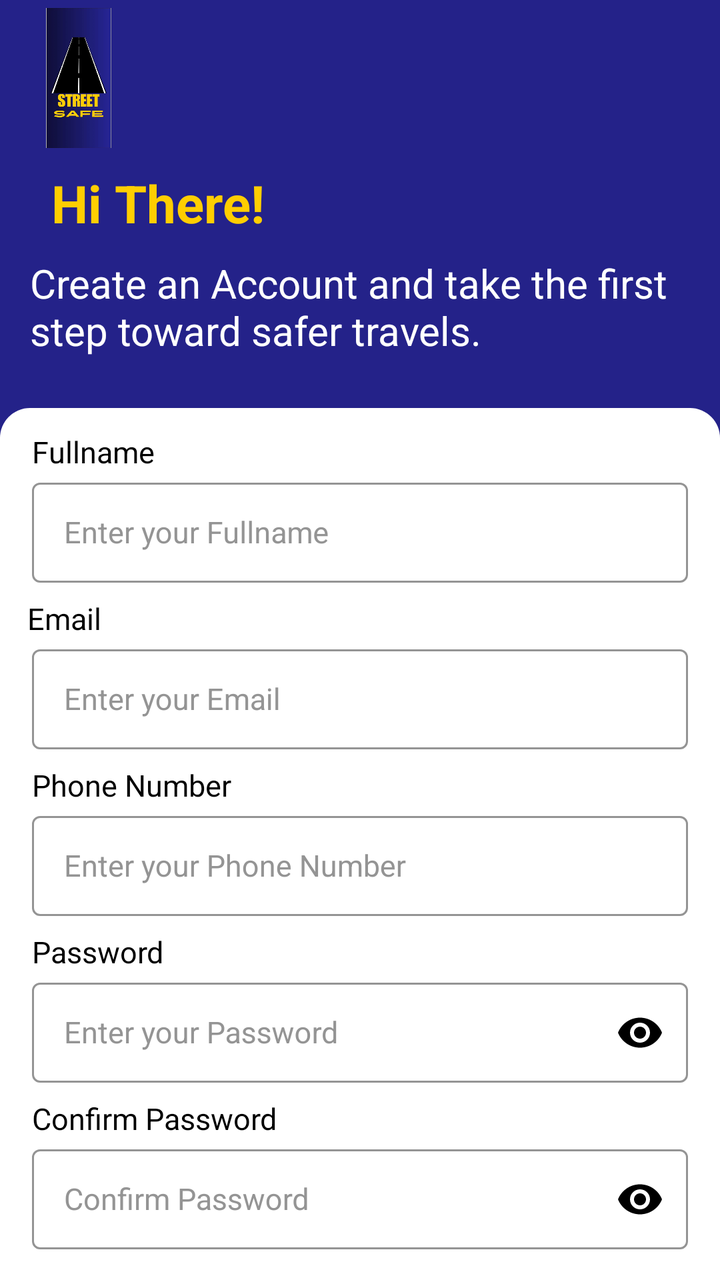
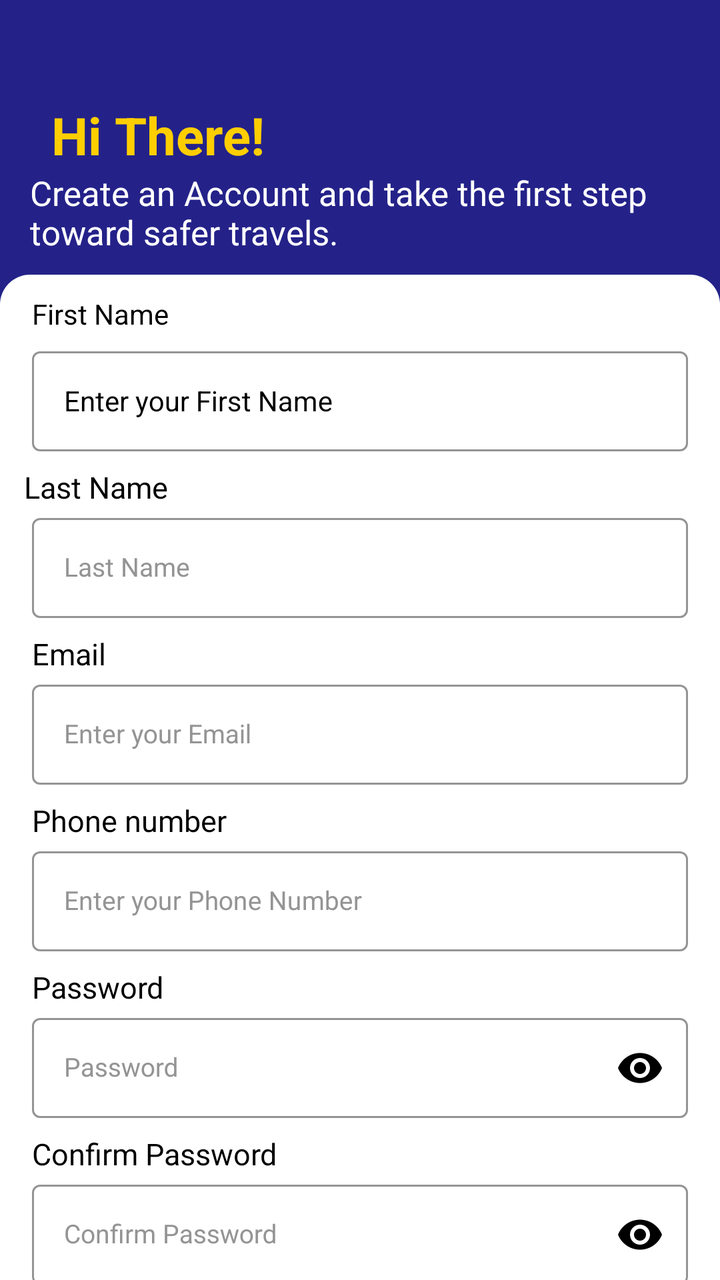

Two renders of the same Android screen: before a commit and after it. Below are the layout's source before the change and the commit's diff.
<!-- AndroidManifest.xml: application theme Theme.Techtonic -->
<!-- res/layout/activity_sign_up.xml -->
<androidx.constraintlayout.widget.ConstraintLayout xmlns:android="http://schemas.android.com/apk/res/android"
    xmlns:app="http://schemas.android.com/apk/res-auto"
    xmlns:tools="http://schemas.android.com/tools"
    android:layout_width="match_parent"
    android:layout_height="match_parent"
    android:orientation="vertical"
    android:background="@color/Blue">



    <ImageView
        android:layout_width="50dp"
        android:layout_height="70dp"
        android:layout_marginTop="4dp"
        android:src="@drawable/logo"
        app:layout_constraintEnd_toEndOf="parent"
        app:layout_constraintHorizontal_bias="0.046"
        app:layout_constraintStart_toStartOf="parent"
        app:layout_constraintTop_toTopOf="parent" />

    <TextView
        android:id="@+id/welcome"
        android:layout_width="wrap_content"
        android:layout_height="wrap_content"
        android:layout_marginTop="84dp"
        android:text="Hi There!"
        android:textColor="#FFCE00"
        android:textSize="26sp"
        android:textStyle="bold"
        app:layout_constraintEnd_toEndOf="parent"
        app:layout_constraintHorizontal_bias="0.101"
        app:layout_constraintStart_toStartOf="parent"
        app:layout_constraintTop_toTopOf="parent"
        tools:ignore="MissingConstraints" />

    <TextView
        android:id="@+id/Create"
        android:layout_width="wrap_content"
        android:layout_height="wrap_content"
        android:layout_marginTop="128dp"
        android:layout_marginHorizontal="15dp"
        android:text="Create an Account and take the first step toward safer travels."
        android:textColor="@color/white"
        android:textSize="20sp"
        app:layout_constraintEnd_toEndOf="parent"
        app:layout_constraintHorizontal_bias="0.0"
        app:layout_constraintStart_toStartOf="parent"
        app:layout_constraintTop_toTopOf="parent" />

    <androidx.constraintlayout.widget.ConstraintLayout
        android:layout_width="match_parent"
        android:layout_height="530dp"
        android:layout_marginTop="204dp"
        android:background="@drawable/roundcorner"
        android:backgroundTint="@color/white"
        app:layout_constraintEnd_toEndOf="parent"
        app:layout_constraintStart_toStartOf="parent"
        app:layout_constraintTop_toTopOf="parent">

        <TextView
            android:id="@+id/fullname"
            android:layout_width="wrap_content"
            android:layout_height="wrap_content"
            android:layout_marginStart="16dp"
            android:fontFamily="sans-serif"
            android:text="Fullname"
            android:textColor="@color/black"
            android:textSize="15sp"
            app:layout_constraintBottom_toTopOf="@+id/fullnameInputLayout"
            app:layout_constraintStart_toStartOf="parent"
            app:layout_constraintTop_toTopOf="parent"
            app:layout_constraintVertical_bias="1.0" />

        <com.google.android.material.textfield.TextInputLayout
            android:id="@+id/fullnameInputLayout"
            style="@style/LoginTextInputOuterFieldStyle"
            android:layout_width="match_parent"
            android:layout_height="wrap_content"
            android:layout_marginHorizontal="16dp"
            android:layout_marginTop="32dp"
            android:textColorHint="#949494"
            app:boxStrokeColor="@color/black"
            app:hintTextColor="@color/black"
            app:layout_constraintEnd_toEndOf="parent"
            app:layout_constraintStart_toStartOf="parent"
            app:layout_constraintTop_toTopOf="parent">

            <com.google.android.material.textfield.TextInputEditText
                android:id="@+id/fullnameEditText"
                style="@style/LoginTextInputInnerFieldStyle"
                android:layout_width="match_parent"
                android:layout_height="50dp"
                android:hint="Enter your Fullname"
                android:inputType="textPersonName"
                android:textColor="@color/black"
                android:textColorHint="@color/black" />
        </com.google.android.material.textfield.TextInputLayout>

        <TextView
            android:id="@+id/email"
            android:layout_width="wrap_content"
            android:layout_height="wrap_content"
            android:fontFamily="sans-serif"
            android:text="Email"
            android:textColor="@color/black"
            android:textSize="15sp"
            app:layout_constraintBottom_toTopOf="@+id/emailInputLayout"
            app:layout_constraintEnd_toEndOf="parent"
            app:layout_constraintHorizontal_bias="0.042"
            app:layout_constraintStart_toStartOf="parent" />

        <com.google.android.material.textfield.TextInputLayout
            android:id="@+id/emailInputLayout"
            style="@style/LoginTextInputOuterFieldStyle"
            android:layout_width="match_parent"
            android:layout_height="wrap_content"
            android:layout_marginHorizontal="16dp"
            android:layout_marginTop="28dp"
            android:textColorHint="#949494"
            app:boxStrokeColor="@color/black"
            app:hintTextColor="@color/black"
            app:layout_constraintEnd_toEndOf="parent"
            app:layout_constraintStart_toStartOf="parent"
            app:layout_constraintTop_toBottomOf="@+id/fullnameInputLayout">

            <com.google.android.material.textfield.TextInputEditText
                android:id="@+id/emailEditText"
                style="@style/LoginTextInputInnerFieldStyle"
                android:layout_width="match_parent"
                android:layout_height="50dp"
                android:hint="Enter your Email"
                android:inputType="textEmailAddress"
                android:textColorHint="@color/black" />
        </com.google.android.material.textfield.TextInputLayout>
        <TextView
            android:id="@+id/phone"
            android:layout_width="wrap_content"
            android:layout_height="wrap_content"
            android:layout_marginStart="16dp"
            android:fontFamily="sans-serif"
            android:text="Phone Number"
            android:textColor="@color/black"
            android:textSize="15sp"
            app:layout_constraintBottom_toTopOf="@+id/phoneInputLayout"
            app:layout_constraintStart_toStartOf="parent"
            app:layout_constraintTop_toBottomOf="@+id/emailInputLayout"
            app:layout_constraintVertical_bias="1.0" />

        <com.google.android.material.textfield.TextInputLayout
            android:id="@+id/phoneInputLayout"
            style="@style/LoginTextInputOuterFieldStyle"
            android:layout_width="match_parent"
            android:layout_height="wrap_content"
            android:layout_marginHorizontal="16dp"
            android:layout_marginTop="28dp"
            android:textColorHint="#949494"
            app:boxStrokeColor="@color/black"
            app:hintTextColor="@color/black"
            app:layout_constraintEnd_toEndOf="parent"
            app:layout_constraintStart_toStartOf="parent"
            app:layout_constraintTop_toBottomOf="@+id/emailInputLayout">

            <com.google.android.material.textfield.TextInputEditText
                android:id="@+id/phoneEditText"
                style="@style/LoginTextInputInnerFieldStyle"
                android:layout_width="match_parent"
                android:layout_height="50dp"
                android:hint="Enter your Phone Number"
                android:inputType="phone"
                android:textColorHint="@color/black" />
        </com.google.android.material.textfield.TextInputLayout>

        <TextView
            android:id="@+id/pass"
            android:layout_width="wrap_content"
            android:layout_height="wrap_content"
            android:layout_marginStart="16dp"
            android:fontFamily="sans-serif"
            android:text="Password"
            android:textColor="@color/black"
            android:textSize="15sp"
            app:layout_constraintBottom_toTopOf="@+id/passInputLayout"
            app:layout_constraintStart_toStartOf="parent"
            app:layout_constraintTop_toBottomOf="@+id/emailInputLayout"
            app:layout_constraintVertical_bias="1.0" />

        <com.google.android.material.textfield.TextInputLayout
            android:id="@+id/passInputLayout"
            style="@style/LoginTextInputOuterFieldStyle"
            android:layout_width="match_parent"
            android:layout_height="wrap_content"
            android:layout_marginHorizontal="16dp"
            android:layout_marginTop="28dp"
            android:textColorHint="#949494"
            app:boxStrokeColor="@color/black"
            app:hintTextColor="@color/black"
            app:layout_constraintEnd_toEndOf="parent"
            app:layout_constraintStart_toStartOf="parent"
            app:layout_constraintTop_toBottomOf="@+id/phoneInputLayout"
            app:passwordToggleEnabled="true"
            app:passwordToggleTint="@color/black">

            <com.google.android.material.textfield.TextInputEditText
                android:id="@+id/passEditText"
                style="@style/LoginTextInputInnerFieldStyle"
                android:layout_width="match_parent"
                android:layout_height="50dp"
                android:hint="Enter your Password"
                android:inputType="textPassword"
                android:textColorHint="@color/black" />
        </com.google.android.material.textfield.TextInputLayout>



        <TextView
            android:id="@+id/conpass"
            android:layout_width="wrap_content"
            android:layout_height="wrap_content"
            android:layout_marginStart="16dp"
            android:fontFamily="sans-serif"
            android:text="Confirm Password"
            android:textColor="@color/black"
            android:textSize="15sp"
            app:layout_constraintBottom_toTopOf="@+id/conpassInputLayout"
            app:layout_constraintStart_toStartOf="parent"
            app:layout_constraintTop_toBottomOf="@+id/emailInputLayout"
            app:layout_constraintVertical_bias="1.0" />

        <com.google.android.material.textfield.TextInputLayout
            android:id="@+id/conpassInputLayout"
            style="@style/LoginTextInputOuterFieldStyle"
            android:layout_width="match_parent"
            android:layout_height="wrap_content"
            android:layout_marginHorizontal="16dp"
            android:layout_marginTop="28dp"
            android:textColorHint="#949494"
            app:boxStrokeColor="@color/black"
            app:hintTextColor="@color/black"
            app:layout_constraintEnd_toEndOf="parent"
            app:layout_constraintStart_toStartOf="parent"
            app:layout_constraintTop_toBottomOf="@+id/passInputLayout"
            app:passwordToggleEnabled="true"
            app:passwordToggleTint="@color/black">

            <com.google.android.material.textfield.TextInputEditText
                android:id="@+id/conpassEditText"
                style="@style/LoginTextInputInnerFieldStyle"
                android:layout_width="match_parent"
                android:layout_height="50dp"
                android:hint="Confirm Password"
                android:inputType="textPassword"
                android:textColorHint="@color/black" />
        </com.google.android.material.textfield.TextInputLayout>


        <Button
            android:id="@+id/registerButton"
            android:layout_width="172dp"
            android:layout_height="46dp"
            android:layout_marginTop="20dp"
            android:text="Sign Up"
            android:textColor="@color/white"
            app:backgroundTint="@color/Blue"
            app:layout_constraintEnd_toEndOf="parent"
            app:layout_constraintHorizontal_bias="0.497"
            app:layout_constraintStart_toStartOf="parent"
            app:layout_constraintTop_toBottomOf="@+id/conpassInputLayout" />

        <TextView
            android:id="@+id/dont"
            android:layout_width="wrap_content"
            android:layout_height="wrap_content"
            android:layout_marginBottom="16dp"
            android:fontFamily="sans-serif"
            android:text="Do you have an account?"
            android:textColor="@color/black"
            android:textSize="15sp"
            android:textStyle="italic"
            app:layout_constraintBottom_toBottomOf="parent"
            app:layout_constraintEnd_toEndOf="parent"
            app:layout_constraintHorizontal_bias="0.381"
            app:layout_constraintStart_toStartOf="parent" />

        <TextView
            android:id="@+id/login"
            android:layout_width="wrap_content"
            android:layout_height="wrap_content"
            android:layout_marginBottom="16dp"
            android:text="Log In"
            android:textColor="@color/Blue"
            android:textSize="15sp"
            android:textStyle="italic"
            app:layout_constraintBottom_toBottomOf="parent"
            app:layout_constraintEnd_toEndOf="parent"
            app:layout_constraintHorizontal_bias="0.055"
            app:layout_constraintStart_toEndOf="@+id/dont" />

    </androidx.constraintlayout.widget.ConstraintLayout>


</androidx.constraintlayout.widget.ConstraintLayout>
<!-- resources referenced by this layout -->
<resources>
  <color name="Blue">#242289</color>
  <color name="black">#000000</color>
  <color name="white">#FFFFFFFF</color>
  <!-- drawable logo: jpg bitmap (drawable, 27951 bytes) -->
  <!-- drawable roundcorner (drawable) -->
  <?xml version="1.0" encoding="utf-8"?>
  <shape xmlns:android="http://schemas.android.com/apk/res/android">
      <corners android:radius="15dp" />
  </shape>
  <style name="LoginTextInputInnerFieldStyle" parent="Widget.MaterialComponents.TextInputLayout.OutlinedBox">
          <item name="android:layout_width">match_parent</item>
          <item name="android:layout_height">wrap_content</item>
          <item name="android:textColor">@color/black</item>
          <item name="android:textColorHint">#949494</item>
          <item name="android:maxLines">1</item>
          <item name="android:textSize">15sp</item>
          <item name="android:singleLine">true</item>
      </style>
  <style name="LoginTextInputOuterFieldStyle" parent="Widget.MaterialComponents.TextInputLayout.OutlinedBox">
          <item name="android:layout_width">match_parent</item>
          <item name="android:layout_height">wrap_content</item>
          <item name="android:layout_marginTop">15dp</item>
          <item name="android:layout_marginBottom">10dp</item>
      </style>
  <style name="Theme.Techtonic" parent="Base.Theme.Techtonic" />
  <style name="Base.Theme.Techtonic" parent="Theme.Material3.DayNight.NoActionBar">
  
      </style>
</resources>

<!-- the commit's change to res/layout/activity_sign_up.xml (unified diff, before → after) -->
@@ -7,22 +7,11 @@
     android:background="@color/Blue">
 
 
-
-    <ImageView
-        android:layout_width="50dp"
-        android:layout_height="70dp"
-        android:layout_marginTop="4dp"
-        android:src="@drawable/logo"
-        app:layout_constraintEnd_toEndOf="parent"
-        app:layout_constraintHorizontal_bias="0.046"
-        app:layout_constraintStart_toStartOf="parent"
-        app:layout_constraintTop_toTopOf="parent" />
-
     <TextView
         android:id="@+id/welcome"
         android:layout_width="wrap_content"
         android:layout_height="wrap_content"
-        android:layout_marginTop="84dp"
+        android:layout_marginTop="50dp"
         android:text="Hi There!"
         android:textColor="#FFCE00"
         android:textSize="26sp"
@@ -35,81 +24,164 @@
 
     <TextView
         android:id="@+id/Create"
-        android:layout_width="wrap_content"
+        android:layout_width="match_parent"
         android:layout_height="wrap_content"
-        android:layout_marginTop="128dp"
         android:layout_marginHorizontal="15dp"
         android:text="Create an Account and take the first step toward safer travels."
         android:textColor="@color/white"
-        android:textSize="20sp"
+        android:textSize="17sp"
         app:layout_constraintEnd_toEndOf="parent"
-        app:layout_constraintHorizontal_bias="0.0"
         app:layout_constraintStart_toStartOf="parent"
-        app:layout_constraintTop_toTopOf="parent" />
+        app:layout_constraintTop_toBottomOf="@+id/welcome" />
 
     <androidx.constraintlayout.widget.ConstraintLayout
         android:layout_width="match_parent"
-        android:layout_height="530dp"
-        android:layout_marginTop="204dp"
+        android:layout_height="600dp"
+        android:layout_marginTop="10dp"
         android:background="@drawable/roundcorner"
         android:backgroundTint="@color/white"
         app:layout_constraintEnd_toEndOf="parent"
         app:layout_constraintStart_toStartOf="parent"
-        app:layout_constraintTop_toTopOf="parent">
-
-        <TextView
-            android:id="@+id/fullname"
-            android:layout_width="wrap_content"
-            android:layout_height="wrap_content"
-            android:layout_marginStart="16dp"
-            android:fontFamily="sans-serif"
-            android:text="Fullname"
-            android:textColor="@color/black"
-            android:textSize="15sp"
-            app:layout_constraintBottom_toTopOf="@+id/fullnameInputLayout"
+        app:layout_constraintTop_toBottomOf="@id/Create">
+
+
+        
+        
+        
+        
+        
+        
+        
+        
+        
+        
+        
+        
+        
+
+        
+        
+        
+        
+        
+        
+        
+        
+        
+        
+        
+        
+        
+        
+
+        
+        
+        
+        
+        
+        
+        
+        
+        
+        
+        
+        
+        <TextView
+            android:id="@+id/firstname"
+            android:layout_width="wrap_content"
+            android:layout_height="wrap_content"
+            android:layout_marginStart="16dp"
+            android:fontFamily="sans-serif"
+            android:layout_marginTop="10dp"
+            android:text="First Name"
+            android:textColor="@color/black"
+            android:textSize="14sp"
+            app:layout_constraintBottom_toTopOf="@+id/firstnameInputLayout"
             app:layout_constraintStart_toStartOf="parent"
             app:layout_constraintTop_toTopOf="parent"
             app:layout_constraintVertical_bias="1.0" />
 
-        <com.google.android.material.textfield.TextInputLayout
-            android:id="@+id/fullnameInputLayout"
-            style="@style/LoginTextInputOuterFieldStyle"
-            android:layout_width="match_parent"
-            android:layout_height="wrap_content"
-            android:layout_marginHorizontal="16dp"
-            android:layout_marginTop="32dp"
-            android:textColorHint="#949494"
-            app:boxStrokeColor="@color/black"
-            app:hintTextColor="@color/black"
-            app:layout_constraintEnd_toEndOf="parent"
-            app:layout_constraintStart_toStartOf="parent"
-            app:layout_constraintTop_toTopOf="parent">
-
-            <com.google.android.material.textfield.TextInputEditText
-                android:id="@+id/fullnameEditText"
-                style="@style/LoginTextInputInnerFieldStyle"
-                android:layout_width="match_parent"
-                android:layout_height="50dp"
-                android:hint="Enter your Fullname"
+
+        <com.google.android.material.textfield.TextInputLayout
+            android:id="@+id/firstnameInputLayout"
+            style="@style/LoginTextInputOuterFieldStyle"
+            android:layout_width="match_parent"
+            android:layout_height="wrap_content"
+            android:layout_marginHorizontal="16dp"
+            android:layout_marginTop="4dp"
+            android:textColorHint="@color/black"
+            app:boxStrokeColor="@color/black"
+            app:hintTextColor="@color/black"
+            app:layout_constraintEnd_toEndOf="parent"
+            app:layout_constraintHorizontal_bias="0.437"
+            app:layout_constraintStart_toStartOf="parent"
+            app:layout_constraintTop_toBottomOf="@id/firstname">
+
+            <com.google.android.material.textfield.TextInputEditText
+                android:id="@+id/firstnameEditText"
+                style="@style/LoginTextInputInnerFieldStyle"
+                android:layout_width="match_parent"
+                android:layout_height="50dp"
+                android:gravity="start|center_horizontal"
+                android:hint="Enter your First Name"
                 android:inputType="textPersonName"
                 android:textColor="@color/black"
-                android:textColorHint="@color/black" />
-        </com.google.android.material.textfield.TextInputLayout>
-
-        <TextView
-            android:id="@+id/email"
-            android:layout_width="wrap_content"
-            android:layout_height="wrap_content"
-            android:fontFamily="sans-serif"
-            android:text="Email"
-            android:textColor="@color/black"
-            android:textSize="15sp"
-            app:layout_constraintBottom_toTopOf="@+id/emailInputLayout"
+                android:textColorHint="@color/black"
+                android:textSize="14sp" />
+        </com.google.android.material.textfield.TextInputLayout>
+
+        <TextView
+            android:id="@+id/lastname"
+            android:layout_width="wrap_content"
+            android:layout_height="wrap_content"
+            android:fontFamily="sans-serif"
+            android:text="Last Name"
+            android:textColor="@color/black"
+            android:textSize="15sp"
+            app:layout_constraintBottom_toTopOf="@+id/lastnameInputLayout"
             app:layout_constraintEnd_toEndOf="parent"
             app:layout_constraintHorizontal_bias="0.042"
             app:layout_constraintStart_toStartOf="parent" />
 
         <com.google.android.material.textfield.TextInputLayout
+            android:id="@+id/lastnameInputLayout"
+            style="@style/LoginTextInputOuterFieldStyle"
+            android:layout_width="match_parent"
+            android:layout_height="wrap_content"
+            android:layout_marginHorizontal="16dp"
+            android:layout_marginTop="28dp"
+            android:textColorHint="#949494"
+            app:boxStrokeColor="@color/black"
+            app:hintTextColor="@color/black"
+            app:layout_constraintEnd_toEndOf="parent"
+            app:layout_constraintStart_toStartOf="parent"
+            app:layout_constraintTop_toBottomOf="@+id/firstnameInputLayout">
+
+            <com.google.android.material.textfield.TextInputEditText
+                android:id="@+id/lastnameEditText"
+                style="@style/LoginTextInputInnerFieldStyle"
+                android:layout_width="match_parent"
+                android:layout_height="50dp"
+                android:hint="Last Name"
+                android:inputType="textPersonName"
+                android:textColorHint="@color/black" />
+        </com.google.android.material.textfield.TextInputLayout>
+
+        <TextView
+            android:id="@+id/email"
+            android:layout_width="wrap_content"
+            android:layout_height="wrap_content"
+            android:layout_marginStart="16dp"
+            android:fontFamily="sans-serif"
+            android:text="Email"
+            android:textColor="@color/black"
+            android:textSize="15sp"
+            app:layout_constraintBottom_toTopOf="@+id/emailInputLayout"
+            app:layout_constraintStart_toStartOf="parent"
+            app:layout_constraintTop_toBottomOf="@+id/lastnameInputLayout"
+            app:layout_constraintVertical_bias="1.0" />
+
+        <com.google.android.material.textfield.TextInputLayout
             android:id="@+id/emailInputLayout"
             style="@style/LoginTextInputOuterFieldStyle"
             android:layout_width="match_parent"
@@ -121,7 +193,7 @@
             app:hintTextColor="@color/black"
             app:layout_constraintEnd_toEndOf="parent"
             app:layout_constraintStart_toStartOf="parent"
-            app:layout_constraintTop_toBottomOf="@+id/fullnameInputLayout">
+            app:layout_constraintTop_toBottomOf="@+id/lastnameInputLayout">
 
             <com.google.android.material.textfield.TextInputEditText
                 android:id="@+id/emailEditText"
@@ -132,13 +204,14 @@
                 android:inputType="textEmailAddress"
                 android:textColorHint="@color/black" />
         </com.google.android.material.textfield.TextInputLayout>
+
         <TextView
             android:id="@+id/phone"
             android:layout_width="wrap_content"
             android:layout_height="wrap_content"
             android:layout_marginStart="16dp"
             android:fontFamily="sans-serif"
-            android:text="Phone Number"
+            android:text="Phone number"
             android:textColor="@color/black"
             android:textSize="15sp"
             app:layout_constraintBottom_toTopOf="@+id/phoneInputLayout"
@@ -170,6 +243,7 @@
                 android:textColorHint="@color/black" />
         </com.google.android.material.textfield.TextInputLayout>
 
+
         <TextView
             android:id="@+id/pass"
             android:layout_width="wrap_content"
@@ -181,7 +255,7 @@
             android:textSize="15sp"
             app:layout_constraintBottom_toTopOf="@+id/passInputLayout"
             app:layout_constraintStart_toStartOf="parent"
-            app:layout_constraintTop_toBottomOf="@+id/emailInputLayout"
+            app:layout_constraintTop_toBottomOf="@+id/phoneInputLayout"
             app:layout_constraintVertical_bias="1.0" />
 
         <com.google.android.material.textfield.TextInputLayout
@@ -205,13 +279,11 @@
                 style="@style/LoginTextInputInnerFieldStyle"
                 android:layout_width="match_parent"
                 android:layout_height="50dp"
-                android:hint="Enter your Password"
+                android:hint="Password"
                 android:inputType="textPassword"
                 android:textColorHint="@color/black" />
         </com.google.android.material.textfield.TextInputLayout>
 
-
-
         <TextView
             android:id="@+id/conpass"
             android:layout_width="wrap_content"
@@ -223,7 +295,7 @@
             android:textSize="15sp"
             app:layout_constraintBottom_toTopOf="@+id/conpassInputLayout"
             app:layout_constraintStart_toStartOf="parent"
-            app:layout_constraintTop_toBottomOf="@+id/emailInputLayout"
+            app:layout_constraintTop_toBottomOf="@+id/passInputLayout"
             app:layout_constraintVertical_bias="1.0" />
 
         <com.google.android.material.textfield.TextInputLayout
@@ -257,12 +329,12 @@
             android:id="@+id/registerButton"
             android:layout_width="172dp"
             android:layout_height="46dp"
-            android:layout_marginTop="20dp"
+            android:layout_marginTop="10dp"
             android:text="Sign Up"
             android:textColor="@color/white"
             app:backgroundTint="@color/Blue"
             app:layout_constraintEnd_toEndOf="parent"
-            app:layout_constraintHorizontal_bias="0.497"
+            app:layout_constraintHorizontal_bias="0.435"
             app:layout_constraintStart_toStartOf="parent"
             app:layout_constraintTop_toBottomOf="@+id/conpassInputLayout" />
 
<!-- resource entries referenced after the edit -->
@@ -3,26 +3,25 @@
   <color name="Blue">#242289</color>
   <color name="black">#000000</color>
   <color name="white">#FFFFFFFF</color>
-  <!-- drawable logo: jpg bitmap (drawable, 27951 bytes) -->
   <!-- drawable roundcorner (drawable) -->
   <?xml version="1.0" encoding="utf-8"?>
   <shape xmlns:android="http://schemas.android.com/apk/res/android">
-      <corners android:radius="15dp" />
+      <corners android:radius="15dp"  />
   </shape>
   <style name="LoginTextInputInnerFieldStyle" parent="Widget.MaterialComponents.TextInputLayout.OutlinedBox">
           <item name="android:layout_width">match_parent</item>
-          <item name="android:layout_height">wrap_content</item>
+          <item name="android:layout_height">match_parent</item>
           <item name="android:textColor">@color/black</item>
           <item name="android:textColorHint">#949494</item>
           <item name="android:maxLines">1</item>
-          <item name="android:textSize">15sp</item>
+          <item name="android:textSize">13sp</item>
           <item name="android:singleLine">true</item>
       </style>
   <style name="LoginTextInputOuterFieldStyle" parent="Widget.MaterialComponents.TextInputLayout.OutlinedBox">
           <item name="android:layout_width">match_parent</item>
           <item name="android:layout_height">wrap_content</item>
           <item name="android:layout_marginTop">15dp</item>
-          <item name="android:layout_marginBottom">10dp</item>
+          <item name="android:layout_marginBottom">1dp</item>
       </style>
   <style name="Theme.Techtonic" parent="Base.Theme.Techtonic" />
   <style name="Base.Theme.Techtonic" parent="Theme.Material3.DayNight.NoActionBar">
